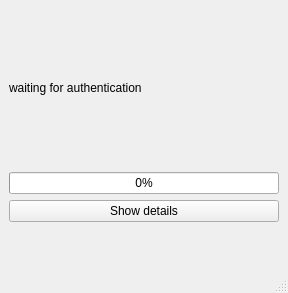
Qt form progress.ui (Thenujan-0/system_maintenance) before a commit.
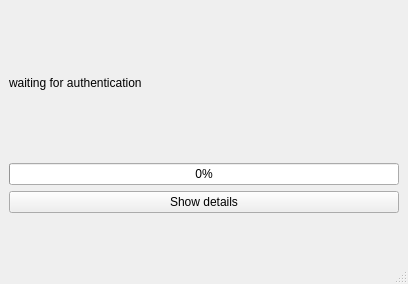
The same form after that commit.

Commit message: pregress bar now shows percentage when swap file is being created

The edit to the form file:
```diff
--- a/progress.ui
+++ b/progress.ui
@@ -6,8 +6,8 @@
    <rect>
     <x>0</x>
     <y>0</y>
-    <width>288</width>
-    <height>293</height>
+    <width>408</width>
+    <height>284</height>
    </rect>
   </property>
   <property name="windowTitle">
```
Left out of the diff: 2 changed lines with no effect on the pictures. The commit also changes 1 other file.
